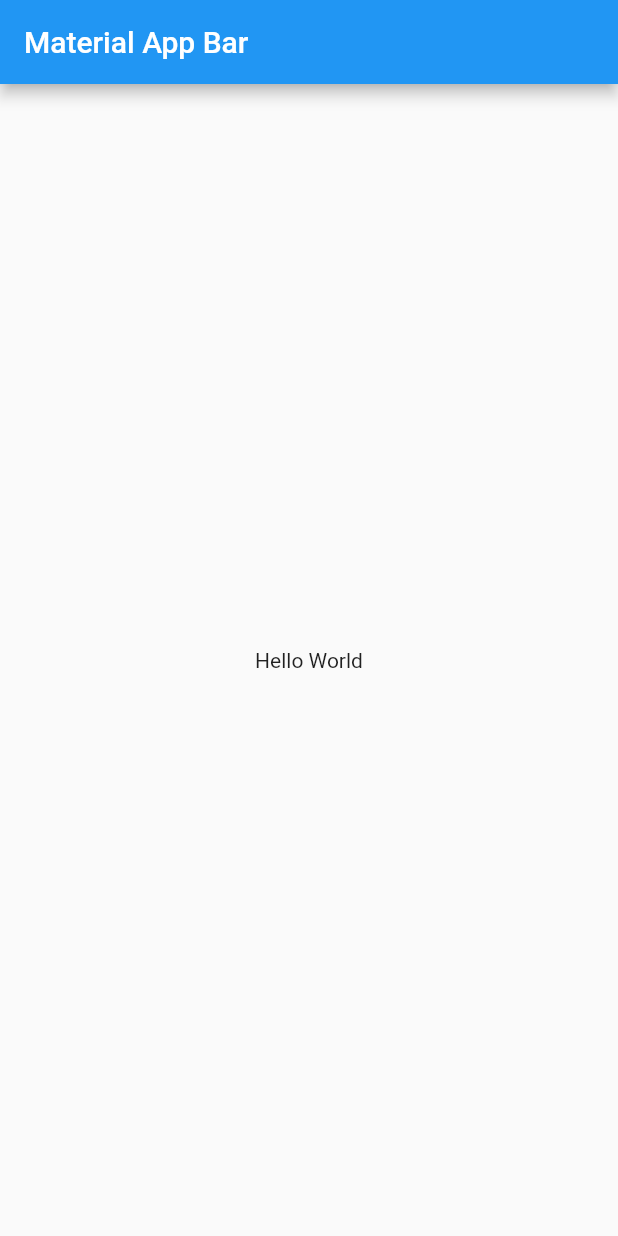
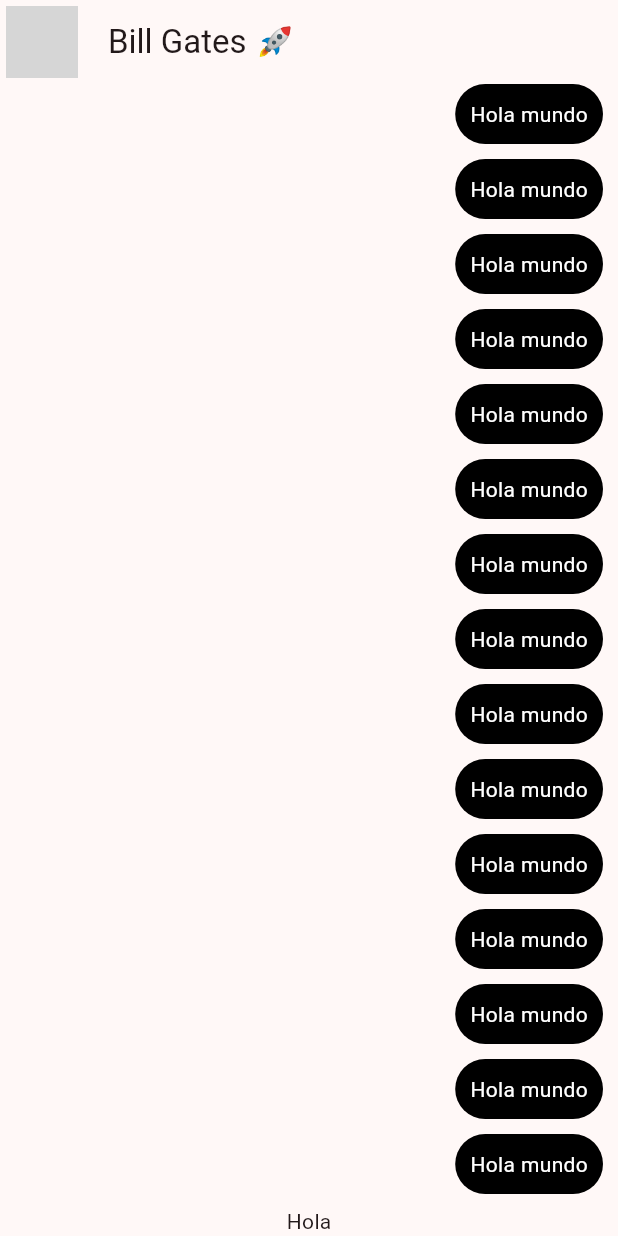
Before and after one commit to JulianRivers/ChatBox_app, a Flutter app: the screen it shows after launch, on a phone screen of 412 x 824 dp. Run offline on Flutter 3.47's test engine with Material 2 defaults, Android fonts, the phone set to English and light mode, and no system bars; network calls fail; grey boxes are pictures that could not be loaded.

Commit message:
inicio de chat box sin estilos por tema

```diff
--- /dev/null
+++ b/lib/config/themes/app_theme.dart
@@ -0,0 +1,29 @@
+
+import 'package:flutter/material.dart';
+
+const Color _customColor = Color(0xff5C11D4);
+const List<Color> _colorTheme = [
+  _customColor,
+  Colors.blue,
+  Colors.teal,
+  Colors.green,
+  Colors.yellow,
+  Colors.orange,
+  Colors.pink,
+];
+class AppTheme {
+final int selectedColor;
+
+AppTheme({
+  this.selectedColor = 0,
+}): assert (selectedColor  >= 0 && selectedColor <= _colorTheme.length-1, 'Colors must be between 0 and $selectedColor');
+
+ThemeData theme (){
+return ThemeData(
+  useMaterial3: true,
+  colorSchemeSeed: _colorTheme[selectedColor],
+  // brightness: Brightness.dark
+  );
+}
+
+}
--- a/lib/main.dart
+++ b/lib/main.dart
@@ -1,4 +1,6 @@
 import 'package:flutter/material.dart';
+import 'package:yes_no_app/config/themes/app_theme.dart';
+import 'package:yes_no_app/presentation/screens/chat/chat_screen.dart';
 
 void main() => runApp(const MyApp());
 
@@ -9,14 +11,11 @@ class MyApp extends StatelessWidget {
   Widget build(BuildContext context) {
     return MaterialApp(
       title: 'Material App',
-      home: Scaffold(
-        appBar: AppBar(
-          title: const Text('Material App Bar'),
-        ),
-        body: const Center(
-          child: Text('Hello World'),
-        ),
-      ),
+      debugShowCheckedModeBanner: false,
+      theme: AppTheme(
+        selectedColor: 6
+      ).theme(),
+      home: const ChatScreen(),
     );
   }
 }
--- /dev/null
+++ b/lib/presentation/screens/chat/chat_screen.dart
@@ -0,0 +1,45 @@
+import 'package:flutter/material.dart';
+import 'package:yes_no_app/presentation/screens/widgets/my_message_bubble.dart';
+
+class ChatScreen extends StatelessWidget {
+  const ChatScreen({super.key});
+
+  @override
+  Widget build(BuildContext context) {
+    return Scaffold(
+      appBar: AppBar(
+        leading: const Padding(
+          padding: EdgeInsets.all(4.0),
+          child: CircleAvatar(
+            backgroundImage: NetworkImage('https://upload.wikimedia.org/wikipedia/commons/a/a8/Bill_Gates_2017_%28cropped%29.jpg'),
+          ),
+          ),
+        title: const Text('Bill Gates 🚀'),
+        centerTitle: false,
+      ),
+      body: _ChatView(),
+    );
+  }
+}
+
+class _ChatView extends StatelessWidget {
+
+  @override
+  Widget build(BuildContext context) {
+    return  SafeArea(
+      child: Padding(
+        padding: const EdgeInsets.symmetric(horizontal: 10),
+        child: Column(
+          children: [
+            Expanded(child: ListView.builder(
+              itemCount: 100,
+              itemBuilder: (context, index) {
+                return MyMessageBubble();
+              })),
+            const Text('Hola')
+          ],
+        ),
+      ),
+    );
+  }
+}
--- /dev/null
+++ b/lib/presentation/screens/widgets/my_message_bubble.dart
@@ -0,0 +1,26 @@
+import 'package:flutter/material.dart';
+
+class MyMessageBubble extends StatelessWidget {
+  const MyMessageBubble({super.key});
+
+  @override
+  Widget build(BuildContext context) {
+    return Column(
+      crossAxisAlignment: CrossAxisAlignment.end,
+      children: [
+        Container(
+          decoration: BoxDecoration(
+            color: Colors.black,
+            borderRadius: BorderRadius.circular(20),
+          ),
+          child: const Padding(
+            padding: EdgeInsets.symmetric(horizontal: 10, vertical: 10),
+            child: Text('Hola mundo', style: TextStyle(color: Colors.white),),
+          ),
+        ),
+        const SizedBox(height: 10,)
+
+      ],
+    );
+  }
+}
```
